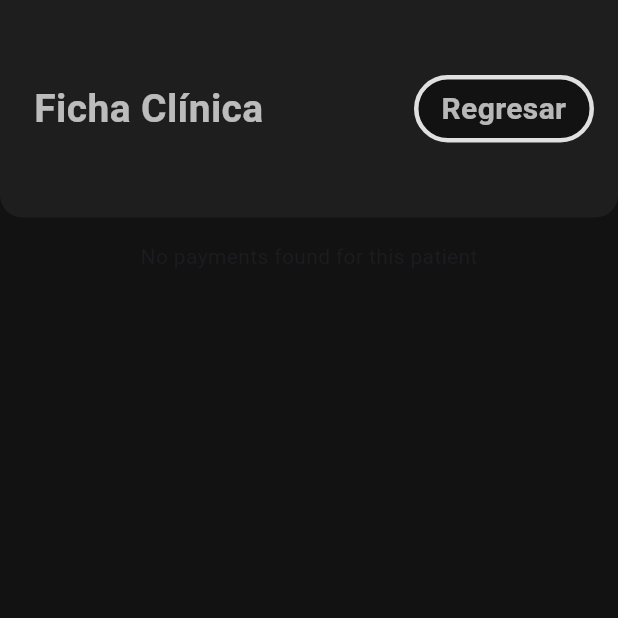
After one commit to slrq95/app_herbal_flutter, a Flutter app: the PaymentViewScreen screen opened directly, on a phone screen of 412 x 824 dp, the top half of it. The commit adds this screen. Run offline on Flutter 3.47's test engine with Material 3 defaults, Android fonts, the light colour scheme and no system bars; our stand-ins replace calendar_timeline, cloud_firestore, dio, equatable, firebase_core, fl_chart and 5 more; accounts and stored records are empty.

Commit message:
MAIN/MAKE/PAYMENTS VIEW LOGIC AND DISPLAY
Still remaining improving UI/UX, and icons on buttons, thinking how to handling appointments state, Researching and learning more about how to properly use git and docker, common errors and troubleshooting

dev version

```diff
--- /dev/null
+++ b/lib/src/api/provider/payment_services/payment_view_provider.dart
@@ -0,0 +1,28 @@
+import 'package:flutter/material.dart';
+import 'package:app_herbal_flutter/src/api/provider/payment_services/payment_view_service.dart';
+
+class ViewPaymentProvider extends ChangeNotifier {
+  final ViewPaymentService _paymentService = ViewPaymentService();
+  List<dynamic> _payments = [];
+  bool _isLoading = false;
+  String? _errorMessage;
+
+  List<dynamic> get payments => _payments;
+  bool get isLoading => _isLoading;
+  String? get errorMessage => _errorMessage;
+
+  Future<void> getPayments(String patientId) async {
+    _isLoading = true;
+    _errorMessage = null;
+    notifyListeners();
+
+    try {
+      _payments = await _paymentService.fetchPayments(patientId);
+    } catch (error) {
+      _errorMessage = error.toString();
+    }
+
+    _isLoading = false;
+    notifyListeners();
+  }
+}
--- /dev/null
+++ b/lib/src/api/provider/payment_services/payment_view_service.dart
@@ -0,0 +1,25 @@
+import 'package:dio/dio.dart';
+
+class ViewPaymentService {
+  final Dio _dio = Dio(
+     BaseOptions(
+      baseUrl: "http://localhost:3000", // Replace with your backend URL
+      connectTimeout: const Duration(seconds: 10),
+      receiveTimeout: const Duration(seconds: 10),
+    ),
+  );
+
+  Future<List<dynamic>> fetchPayments(String patientId) async {
+    try {
+      final response = await _dio.get('/get_payments/$patientId');
+
+      if (response.statusCode == 200) {
+        return response.data; // Returns the list of payments
+      } else {
+        throw Exception("Failed to fetch payments");
+      }
+    } catch (error) {
+      throw Exception("Error fetching payments: $error");
+    }
+  }
+}
--- a/lib/src/app.dart
+++ b/lib/src/app.dart
@@ -3,6 +3,7 @@ import 'package:app_herbal_flutter/src/api/provider/appointement_services/appoin
 import 'package:app_herbal_flutter/src/api/provider/clinical_history/clinical_history_provider.dart';
 import 'package:app_herbal_flutter/src/api/provider/dashboard_provider/dashboard_provider.dart';
 import 'package:app_herbal_flutter/src/api/provider/patient_services/patient_provider.dart';
+import 'package:app_herbal_flutter/src/api/provider/payment_services/payment_view_provider.dart';
 import 'package:app_herbal_flutter/src/api/provider/treatment_plan_services/treatment_plan_provider.dart';
 import 'package:app_herbal_flutter/src/tools/routes.dart';
 import 'package:flutter/material.dart';
@@ -33,6 +34,7 @@ class Appstate extends StatelessWidget{
         ChangeNotifierProvider(create: (_) => TreatmentPlanProvider()),
         ChangeNotifierProvider(create: (_) => TreatmentViewProvider()),
         ChangeNotifierProvider(create: (_) => AppointmentViewProvider()),
+        ChangeNotifierProvider(create: (_) => ViewPaymentProvider()),
         //ChangeNotifierProvider(create: (_) => VistaDatosProvider()),
       ],
       child: const MedicalApp(),
--- a/lib/src/functions/popup_menu.dart
+++ b/lib/src/functions/popup_menu.dart
@@ -26,7 +26,7 @@ void showPopupMenu(BuildContext context,Patient patient) { // Accept patient
           children: [
             _buildMenuItem(
               icon: Icons.edit_calendar_rounded,
-              text: "Historial de citas",
+              text: "Programar citas",
               onTap: () {
   final selectedPatientProvider = Provider.of<SelectedPatientProvider>(context, listen: false);
   selectedPatientProvider.selectPatient(patient, patient.id);
--- a/lib/src/screens/options_screen/patient_screen.dart
+++ b/lib/src/screens/options_screen/patient_screen.dart
@@ -96,7 +96,7 @@ class _PatientPageState extends State<PantientPage> {
                             child: CustomCard(
                               child: ListTile(
                                 title: Text(
-                                  patient.name,
+                                  'Nombre: ${patient.name}',
                                   style: const TextStyle(color: Colors.white, fontSize: 24),
                                 ),
                                 subtitle: Column(
@@ -107,7 +107,7 @@ class _PatientPageState extends State<PantientPage> {
                                       style: const TextStyle(color: Colors.grey, fontSize: 22),
                                     ),
                                     Text(
-                                      'Fecha de nacimeitno: ${patient.birthDate}',
+                                      'Fecha de nacimiento: ${patient.birthDate}',
                                       style: const TextStyle(color: Colors.grey,fontSize: 24),
                                     ),
                                     Text(
--- a/lib/src/screens/patient_options/clinical_history.dart
+++ b/lib/src/screens/patient_options/clinical_history.dart
@@ -71,7 +71,7 @@ class ClinicalHistoryPageState extends State<ClinicalHistoryPage> {
               mainAxisAlignment: MainAxisAlignment.spaceBetween,
               children: [
                 const Text(
-                  'Historia Clínica',
+                  ' Ficha Clínica',
                   style: TextStyle(
                     color: CustomTheme.lettersColor,
                     fontSize: 26,
--- a/lib/src/screens/patient_options/clinical_history/clinical_history.dart
+++ b/lib/src/screens/patient_options/clinical_history/clinical_history.dart
@@ -80,7 +80,7 @@ class ClinicalHistoryPageState extends State<ClinicalHistoryPage> {
                 ),
                 SizedBox(
                   width: 120,
-                  height: 45,
+                  height: 50,
                   child: CustomButton(
                     text: 'Regresar',
                     color: CustomTheme.fillColor,
--- a/lib/src/screens/patient_options/treatment_plan/treatment_plan_view.dart
+++ b/lib/src/screens/patient_options/treatment_plan/treatment_plan_view.dart
@@ -178,12 +178,12 @@ if (viewProvider.treatmentPlans.isEmpty) {
                                           ),
                                           const SizedBox(height: 10),
                                           Text(
-                                            '📅 Creado el: ${treatment['created_at']}',
+                                            '📅 Creado el: ${DateTime.parse(treatment['created_at']).toLocal()}',
                                             style: const TextStyle(color: Colors.white70, fontSize: 22),
                                           ),
                                           const SizedBox(height: 10),
                                           Text(
-                                            '📅 acualizado en : ${treatment['updated_at']}',
+                                            '📅 acualizado en : ${DateTime.parse(treatment['updated_at']).toLocal()}',
                                             style: const TextStyle(color: Colors.white70, fontSize: 22),
                                           ),
 
--- /dev/null
+++ b/lib/src/screens/payment_view_screen.dart
@@ -0,0 +1,139 @@
+import 'package:app_herbal_flutter/src/api/provider/patient_services/patient_provider.dart';
+import 'package:app_herbal_flutter/src/components/custom_button.dart';
+import 'package:app_herbal_flutter/src/theme/default.dart';
+import 'package:flutter/material.dart';
+import 'package:provider/provider.dart';
+import 'package:app_herbal_flutter/src/api/provider/payment_services/payment_view_provider.dart';
+import 'package:app_herbal_flutter/src/components/custom_card.dart';
+
+class PaymentViewScreen extends StatefulWidget {
+  const PaymentViewScreen({super.key});
+
+  @override
+  PaymentViewScreenState createState() => PaymentViewScreenState();
+}
+
+class PaymentViewScreenState extends State<PaymentViewScreen> {
+  @override
+  void initState() {
+    super.initState();
+    Future.microtask(() {
+      final selectedPatientProvider = Provider.of<SelectedPatientProvider>(context, listen: false);
+      final paymentProvider = Provider.of<ViewPaymentProvider>(context, listen: false);
+
+      // ✅ Get the selected patient safely
+      final selectedPatient = selectedPatientProvider.selectedPatient;
+
+      if (selectedPatient != null) {
+        paymentProvider.getPayments(selectedPatient.id);
+      } else {
+        debugPrint("No patient selected!");
+      }
+    });
+  }
+
+  @override
+  Widget build(BuildContext context) {
+    final paymentProvider = Provider.of<ViewPaymentProvider>(context);
+    final selectedPatientProvider = Provider.of<SelectedPatientProvider>(context);
+
+    return Scaffold(
+      backgroundColor: CustomTheme.fillColor,
+      body: Column(
+        children: [
+          // ✅ Custom top container instead of AppBar
+          Container(
+            padding: const EdgeInsets.symmetric(vertical: 50, horizontal: 16),
+            width: double.infinity,
+            decoration: const BoxDecoration(
+              color: CustomTheme.containerColor,
+              borderRadius: BorderRadius.only(
+                bottomLeft: Radius.circular(15),
+                bottomRight: Radius.circular(15),
+              ),
+            ),
+            child: Row(
+              mainAxisAlignment: MainAxisAlignment.spaceBetween,
+              children: [
+                const Text(
+                  ' Ficha Clínica',
+                  style: TextStyle(
+                    color: CustomTheme.lettersColor,
+                    fontSize: 26,
+                    fontWeight: FontWeight.bold,
+                  ),
+                ),
+                SizedBox(
+                  width: 120,
+                  height: 45,
+                  child: CustomButton(
+                    text: 'Regresar',
+                    color: CustomTheme.fillColor,
+                    style: const TextStyle(
+                      color: CustomTheme.lettersColor,
+                      fontSize: 20,
+                      fontWeight: FontWeight.bold,
+                    ),
+                    onPressed: () {
+                      Navigator.of(context).pushReplacementNamed('/home');
+
+                    },
+                  ),
+                ),
+              ],
+            ),
+          ),
+
+          // ✅ Payment List
+          Expanded(
+            child: Padding(
+              padding: const EdgeInsets.all(16.0),
+              child: Column(
+                children: [
+                  if (paymentProvider.isLoading)
+                    const CircularProgressIndicator()
+                  else if (paymentProvider.errorMessage != null)
+                    Text(paymentProvider.errorMessage!, style: const TextStyle(color: Colors.red)),
+                  if (paymentProvider.payments.isEmpty && !paymentProvider.isLoading)
+                    Text("No payments found for ${selectedPatientProvider.selectedPatient?.name ?? 'this patient'}"),
+                  Expanded(
+                    child: ListView.builder(
+                      itemCount: paymentProvider.payments.length,
+                      itemBuilder: (context, index) {
+                        final payment = paymentProvider.payments[index];
+
+                        return Padding(
+                          padding: const EdgeInsets.only(bottom: 10.0),
+                          child: CustomCard(
+                            child: Column(
+                              crossAxisAlignment: CrossAxisAlignment.start,
+                              children: [
+                                Text(
+                                  "Pago realizado: Q${payment['actual_payment']}",
+                                  style: const TextStyle(fontSize: 26, color: Colors.white),
+                                ),
+                                const SizedBox(height: 8),
+Text(
+  "Fecha del pago: ${DateTime.parse(payment['created_at']).toLocal()}",
+  style: const TextStyle(fontSize: 16, color: Colors.white),
+),
+                                Text(
+                                  "Nota: ${payment['note']}",
+                                  style: const TextStyle(fontSize: 16, color: Colors.white),
+                                ),
+                              ],
+                            ),
+                          ),
+                        );
+                      },
+                    ),
+                  ),
+                ],
+              ),
+            ),
+          ),
+        ],
+      ),
+    );
+  }
+}
--- a/lib/src/tools/routes.dart
+++ b/lib/src/tools/routes.dart
@@ -10,6 +10,7 @@ import 'package:app_herbal_flutter/src/screens/patient_options/payment_history_s
 import 'package:app_herbal_flutter/src/screens/patient_options/clinical_history/clinical_history.dart';
 import 'package:app_herbal_flutter/src/screens/patient_options/treatment_plan/treatement_plan_screen.dart';
 import 'package:app_herbal_flutter/src/screens/patient_options/treatment_plan/treatment_plan_view.dart';
+import 'package:app_herbal_flutter/src/screens/payment_view_screen.dart';
 import 'package:app_herbal_flutter/src/screens/splash_page.dart';
 import 'package:app_herbal_flutter/src/screens/options_screen/patient_screen.dart';
 import 'package:flutter/material.dart';
@@ -58,6 +59,8 @@ case '/TreatmentPlanView':
   return MaterialPageRoute(
     builder: (_) => TreatmentPlanView(patientId: patientId),
   );
+case'/PaymentViewScreen':
+    return MaterialPageRoute(builder: (_) =>  const PaymentViewScreen());
 
   default:
     _errorRoute();
```
Also changed, not shown: lib/src/api/provider/payment_services/payment_provider.dart (+9 -5 lines), lib/src/api/provider/payment_services/payment_service.dart (+18 -10 lines), lib/src/functions/payment_functions/confirm_payment.dart (+51 -8 lines), lib/src/screens/patient_options/appointment_screen.dart (+6 -3 lines), lib/src/screens/patient_options/payment_history_screen.dart (+62 -28 lines), lib/src/screens/patient_options/treatment_plan/treatement_plan_screen.dart (+6 -1 lines), 2 other files.
